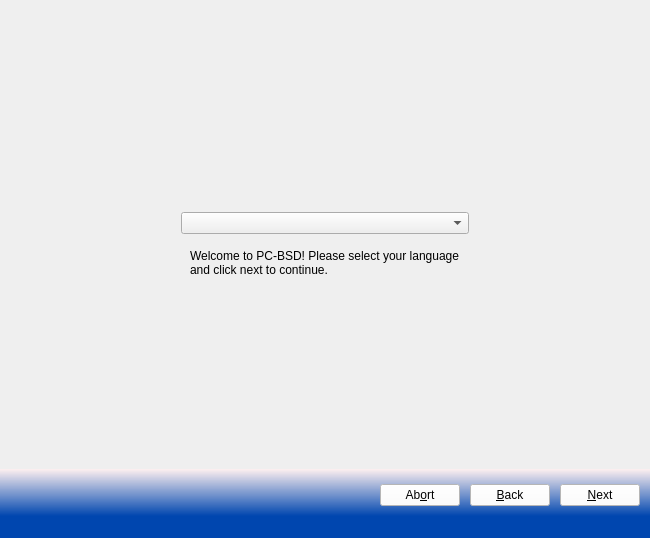
This is src-qt4/pc-installgui/installer.ui in trueos/pcbsd as Qt 5 draws it before an edit. The edited form follows.
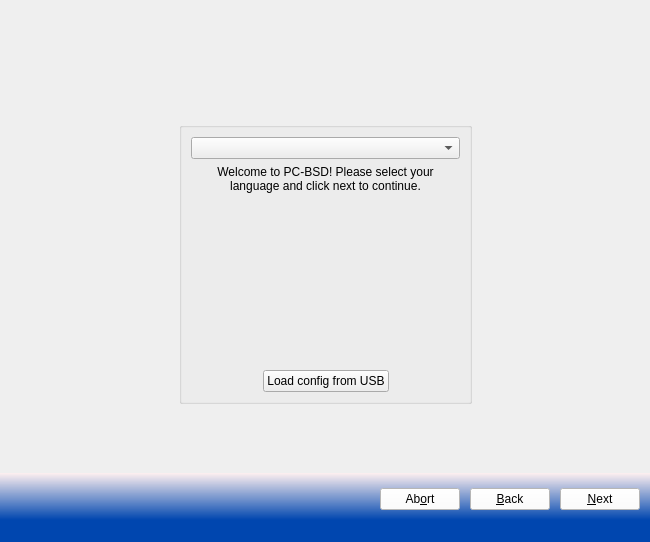
This is the edited form. The open tabs and pages were chosen to show the change. Icons and pictures are not drawn.

Commit message: Add new UI code to walk the user through saving their installation config file

```diff
--- a/src-qt4/pc-installgui/installer.ui
+++ b/src-qt4/pc-installgui/installer.ui
@@ -7,7 +7,7 @@
     <x>0</x>
     <y>0</y>
     <width>650</width>
-    <height>538</height>
+    <height>542</height>
    </rect>
   </property>
   <property name="windowTitle">
@@ -43,23 +43,52 @@
       </property>
       <widget class="QWidget" name="page">
        <layout class="QGridLayout" name="gridLayout_3">
-        <property name="bottomMargin">
-         <number>6</number>
-        </property>
+        <item row="3" column="1">
+         <spacer name="verticalSpacer">
+          <property name="orientation">
+           <enum>Qt::Vertical</enum>
+          </property>
+          <property name="sizeType">
+           <enum>QSizePolicy::Expanding</enum>
+          </property>
+          <property name="sizeHint" stdset="0">
+           <size>
+            <width>20</width>
+            <height>92</height>
+           </size>
+          </property>
+         </spacer>
+        </item>
         <item row="0" column="1">
          <spacer name="verticalSpacer_2">
           <property name="orientation">
            <enum>Qt::Vertical</enum>
           </property>
+          <property name="sizeType">
+           <enum>QSizePolicy::Expanding</enum>
+          </property>
           <property name="sizeHint" stdset="0">
            <size>
             <width>18</width>
-            <height>93</height>
+            <height>120</height>
            </size>
           </property>
          </spacer>
         </item>
-        <item row="0" column="0" rowspan="5">
+        <item row="1" column="2" rowspan="2">
+         <spacer name="horizontalSpacer_3">
+          <property name="orientation">
+           <enum>Qt::Horizontal</enum>
+          </property>
+          <property name="sizeHint" stdset="0">
+           <size>
+            <width>169</width>
+            <height>278</height>
+           </size>
+          </property>
+         </spacer>
+        </item>
+        <item row="1" column="0" rowspan="2">
          <spacer name="horizontalSpacer_2">
           <property name="orientation">
            <enum>Qt::Horizontal</enum>
@@ -72,64 +101,66 @@
           </property>
          </spacer>
         </item>
-        <item row="0" column="2" rowspan="5">
-         <spacer name="horizontalSpacer_3">
-          <property name="orientation">
-           <enum>Qt::Horizontal</enum>
-          </property>
-          <property name="sizeHint" stdset="0">
-           <size>
-            <width>169</width>
-            <height>278</height>
-           </size>
-          </property>
-         </spacer>
-        </item>
         <item row="1" column="1">
-         <widget class="QLabel" name="label">
-          <property name="autoFillBackground">
-           <bool>false</bool>
-          </property>
-          <property name="styleSheet">
-           <string notr="true">border: transparent;
+         <layout class="QHBoxLayout" name="horizontalLayout_9">
+          <item>
+           <spacer name="horizontalSpacer_24">
+            <property name="orientation">
+             <enum>Qt::Horizontal</enum>
+            </property>
+            <property name="sizeHint" stdset="0">
+             <size>
+              <width>28</width>
+              <height>20</height>
+             </size>
+            </property>
+           </spacer>
+          </item>
+          <item>
+           <widget class="QLabel" name="label">
+            <property name="sizePolicy">
+             <sizepolicy hsizetype="Preferred" vsizetype="Fixed">
+              <horstretch>0</horstretch>
+              <verstretch>0</verstretch>
+             </sizepolicy>
+            </property>
+            <property name="autoFillBackground">
+             <bool>false</bool>
+            </property>
+            <property name="styleSheet">
+             <string notr="true">border: transparent;
 background: transparent;</string>
-          </property>
-          <property name="text">
-           <string/>
-          </property>
-          <property name="pixmap">
-           <pixmap resource="sysinstaller.qrc">:/PCBSD/images/pcbsd-banner.png</pixmap>
-          </property>
-          <property name="alignment">
-           <set>Qt::AlignCenter</set>
-          </property>
-         </widget>
+            </property>
+            <property name="text">
+             <string/>
+            </property>
+            <property name="pixmap">
+             <pixmap resource="sysinstaller.qrc">:/PCBSD/images/pcbsd-banner.png</pixmap>
+            </property>
+            <property name="alignment">
+             <set>Qt::AlignCenter</set>
+            </property>
+           </widget>
+          </item>
+          <item>
+           <spacer name="horizontalSpacer_25">
+            <property name="orientation">
+             <enum>Qt::Horizontal</enum>
+            </property>
+            <property name="sizeHint" stdset="0">
+             <size>
+              <width>13</width>
+              <height>20</height>
+             </size>
+            </property>
+           </spacer>
+          </item>
+         </layout>
         </item>
         <item row="2" column="1">
-         <widget class="QComboBox" name="comboLanguage">
-          <property name="statusTip">
-           <string>Change the installation language</string>
-          </property>
-         </widget>
-        </item>
-        <item row="4" column="1">
-         <spacer name="verticalSpacer">
-          <property name="orientation">
-           <enum>Qt::Vertical</enum>
-          </property>
-          <property name="sizeHint" stdset="0">
-           <size>
-            <width>20</width>
-            <height>92</height>
-           </size>
-          </property>
-         </spacer>
-        </item>
-        <item row="3" column="1">
          <widget class="QGroupBox" name="groupBox">
           <property name="styleSheet">
-           <string notr="true">border: transparent;
-background: transparent;</string>
+           <string notr="true">background: transparent;</string>
           </property>
           <property name="title">
            <string/>
@@ -138,8 +169,86 @@
            <bool>false</bool>
           </property>
           <layout class="QGridLayout" name="gridLayout_2">
-           <item row="0" column="0">
+           <item row="4" column="0" colspan="2">
+            <layout class="QHBoxLayout" name="horizontalLayout_8">
+             <item>
+              <spacer name="horizontalSpacer_22">
+               <property name="orientation">
+                <enum>Qt::Horizontal</enum>
+               </property>
+               <property name="sizeHint" stdset="0">
+                <size>
+                 <width>28</width>
+                 <height>20</height>
+                </size>
+               </property>
+              </spacer>
+             </item>
+             <item>
+              <widget class="QPushButton" name="pushLoadConfig">
+               <property name="toolTip">
+                <string>Load installation config file from USB stick</string>
+               </property>
+               <property name="statusTip">
+                <string>Load installation config file from USB stick</string>
+               </property>
+               <property name="autoFillBackground">
+                <bool>false</bool>
+               </property>
+               <property name="styleSheet">
+                <string notr="true">background-color: rgb(238, 238, 238);</string>
+               </property>
+               <property name="text">
+                <string>Load config from USB</string>
+               </property>
+               <property name="icon">
+                <iconset resource="sysinstaller.qrc">
+                 <normaloff>:/modules/images/usb.png</normaloff>:/modules/images/usb.png</iconset>
+               </property>
+               <property name="iconSize">
+                <size>
+                 <width>21</width>
+                 <height>21</height>
+                </size>
+               </property>
+               <property name="flat">
+                <bool>false</bool>
+               </property>
+              </widget>
+             </item>
+             <item>
+              <spacer name="horizontalSpacer_23">
+               <property name="orientation">
+                <enum>Qt::Horizontal</enum>
+               </property>
+               <property name="sizeHint" stdset="0">
+                <size>
+                 <width>18</width>
+                 <height>20</height>
+                </size>
+               </property>
+              </spacer>
+             </item>
+            </layout>
+           </item>
+           <item row="0" column="0" colspan="2">
+            <widget class="QComboBox" name="comboLanguage">
+             <property name="statusTip">
+              <string>Change the installation language</string>
+             </property>
+             <property name="styleSheet">
+              <string notr="true">background-color: rgb(238, 238, 238);</string>
+             </property>
+            </widget>
+           </item>
+           <item row="1" column="0" colspan="2">
             <widget class="QLabel" name="label_2">
+             <property name="sizePolicy">
+              <sizepolicy hsizetype="Preferred" vsizetype="Preferred">
+               <horstretch>0</horstretch>
+               <verstretch>0</verstretch>
+              </sizepolicy>
+             </property>
              <property name="autoFillBackground">
               <bool>false</bool>
              </property>
@@ -147,13 +256,29 @@
               <string>Welcome to PC-BSD! Please select your language and click next to continue.</string>
              </property>
              <property name="alignment">
-              <set>Qt::AlignLeading|Qt::AlignLeft|Qt::AlignTop</set>
+              <set>Qt::AlignHCenter|Qt::AlignTop</set>
              </property>
              <property name="wordWrap">
               <bool>true</bool>
              </property>
             </widget>
            </item>
+           <item row="3" column="0">
+            <spacer name="verticalSpacer_5">
+             <property name="orientation">
+              <enum>Qt::Vertical</enum>
+             </property>
+             <property name="sizeType">
+              <enum>QSizePolicy::Expanding</enum>
+             </property>
+             <property name="sizeHint" stdset="0">
+              <size>
+               <width>20</width>
+               <height>10</height>
+              </size>
+             </property>
+            </spacer>
+           </item>
           </layout>
          </widget>
         </item>
```
Left out of the diff: 934 changed lines with no effect on the pictures. The commit also changes 4 other files.
